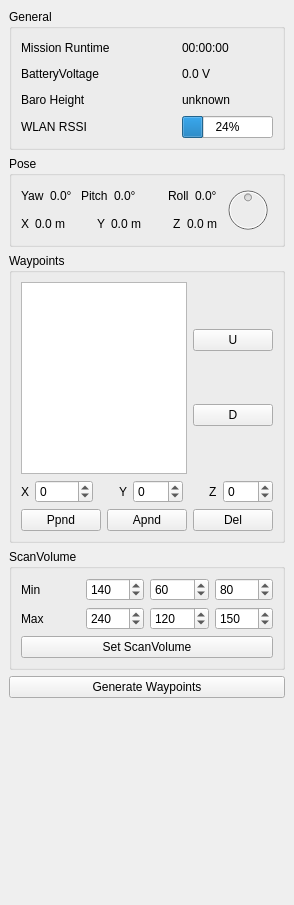
Above: basestation/controlwidget.ui from wpfhtl/octocopter before the change. Below: the same form after it.
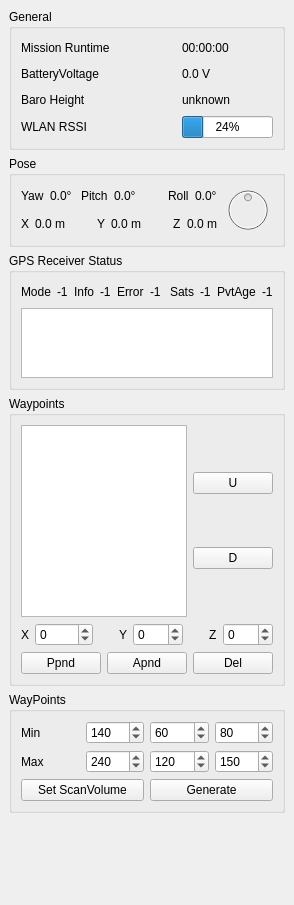
That is the form after the change.

Diff of the .ui file:
```diff
--- a/basestation/controlwidget.ui
+++ b/basestation/controlwidget.ui
@@ -14,7 +14,7 @@
    <string>Status</string>
   </property>
   <widget class="QWidget" name="dockWidgetContents">
-   <layout class="QVBoxLayout" name="verticalLayout_5">
+   <layout class="QVBoxLayout" name="verticalLayout_7">
     <item>
      <widget class="QGroupBox" name="groupBox_5">
       <property name="title">
@@ -351,6 +351,154 @@
       </layout>
      </widget>
     </item>
+    <item>
+     <widget class="QGroupBox" name="groupBox">
+      <property name="title">
+       <string>GPS Receiver Status</string>
+      </property>
+      <layout class="QVBoxLayout" name="verticalLayout_5">
+       <item>
+        <layout class="QHBoxLayout" name="horizontalLayout_10">
+         <item>
+          <widget class="QLabel" name="mLabelGpsStatus">
+           <property name="text">
+            <string>Mode</string>
+           </property>
+          </widget>
+         </item>
+         <item>
+          <widget class="QLabel" name="mLabelGpsMode">
+           <property name="text">
+            <string>-1</string>
+           </property>
+          </widget>
+         </item>
+         <item>
+          <spacer name="horizontalSpacer_11">
+           <property name="orientation">
+            <enum>Qt::Horizontal</enum>
+           </property>
+           <property name="sizeHint" stdset="0">
+            <size>
+             <width>13</width>
+             <height>20</height>
+            </size>
+           </property>
+          </spacer>
+         </item>
+         <item>
+          <widget class="QLabel" name="label_9">
+           <property name="text">
+            <string>Info</string>
+           </property>
+          </widget>
+         </item>
+         <item>
+          <widget class="QLabel" name="mLabelGpsInfo">
+           <property name="text">
+            <string>-1</string>
+           </property>
+          </widget>
+         </item>
+         <item>
+          <spacer name="horizontalSpacer_12">
+           <property name="orientation">
+            <enum>Qt::Horizontal</enum>
+           </property>
+           <property name="sizeHint" stdset="0">
+            <size>
+             <width>13</width>
+             <height>20</height>
+            </size>
+           </property>
+          </spacer>
+         </item>
+         <item>
+          <widget class="QLabel" name="label_6">
+           <property name="text">
+            <string>Error</string>
+           </property>
+          </widget>
+         </item>
+         <item>
+          <widget class="QLabel" name="mLabelGpsError">
+           <property name="text">
+            <string>-1</string>
+           </property>
+          </widget>
+         </item>
+         <item>
+          <spacer name="horizontalSpacer_14">
+           <property name="orientation">
+            <enum>Qt::Horizontal</enum>
+           </property>
+           <property name="sizeHint" stdset="0">
+            <size>
+             <width>17</width>
+             <height>20</height>
+            </size>
+           </property>
+          </spacer>
+         </item>
+         <item>
+          <widget class="QLabel" name="label_11">
+           <property name="text">
+            <string>Sats</string>
+           </property>
+          </widget>
+         </item>
+         <item>
+          <widget class="QLabel" name="mLabelGpsNumSats">
+           <property name="text">
+            <string>-1</string>
+           </property>
+          </widget>
+         </item>
+         <item>
+          <spacer name="horizontalSpacer_13">
+           <property name="orientation">
+            <enum>Qt::Horizontal</enum>
+           </property>
+           <property name="sizeHint" stdset="0">
+            <size>
+             <width>13</width>
+             <height>20</height>
+            </size>
+           </property>
+          </spacer>
+         </item>
+         <item>
+          <widget class="QLabel" name="label_13">
+           <property name="text">
+            <string>PvtAge</string>
+           </property>
+          </widget>
+         </item>
+         <item>
+          <widget class="QLabel" name="mLabelGpsPvtAge">
+           <property name="text">
+            <string>-1</string>
+           </property>
+          </widget>
+         </item>
+        </layout>
+       </item>
+       <item>
+        <widget class="QPlainTextEdit" name="mTextEditGpsStatus">
+         <property name="undoRedoEnabled">
+          <bool>false</bool>
+         </property>
+         <property name="lineWrapMode">
+          <enum>QPlainTextEdit::NoWrap</enum>
+         </property>
+         <property name="readOnly">
+          <bool>true</bool>
+         </property>
+        </widget>
+       </item>
+      </layout>
+     </widget>
+    </item>
     <item>
      <widget class="QGroupBox" name="mGroupBoxWayPoints">
       <property name="title">
@@ -612,7 +760,7 @@
     <item>
      <widget class="QGroupBox" name="groupBox_6">
       <property name="title">
-       <string>ScanVolume</string>
+       <string>WayPoints</string>
       </property>
       <layout class="QVBoxLayout" name="verticalLayout_4">
        <item>
@@ -734,22 +882,26 @@
         </layout>
        </item>
        <item>
-        <widget class="QPushButton" name="mBtnSetScanVolume">
-         <property name="text">
-          <string>Set ScanVolume</string>
-         </property>
-        </widget>
+        <layout class="QHBoxLayout" name="horizontalLayout_9">
+         <item>
+          <widget class="QPushButton" name="mBtnSetScanVolume">
+           <property name="text">
+            <string>Set ScanVolume</string>
+           </property>
+          </widget>
+         </item>
+         <item>
+          <widget class="QPushButton" name="mBtnGenerateWaypoints">
+           <property name="text">
+            <string>Generate</string>
+           </property>
+          </widget>
+         </item>
+        </layout>
        </item>
       </layout>
      </widget>
     </item>
-    <item>
-     <widget class="QPushButton" name="mBtnGenerateWaypoints">
-      <property name="text">
-       <string>Generate Waypoints</string>
-      </property>
-     </widget>
-    </item>
     <item>
      <spacer name="verticalSpacer">
       <property name="orientation">
```
